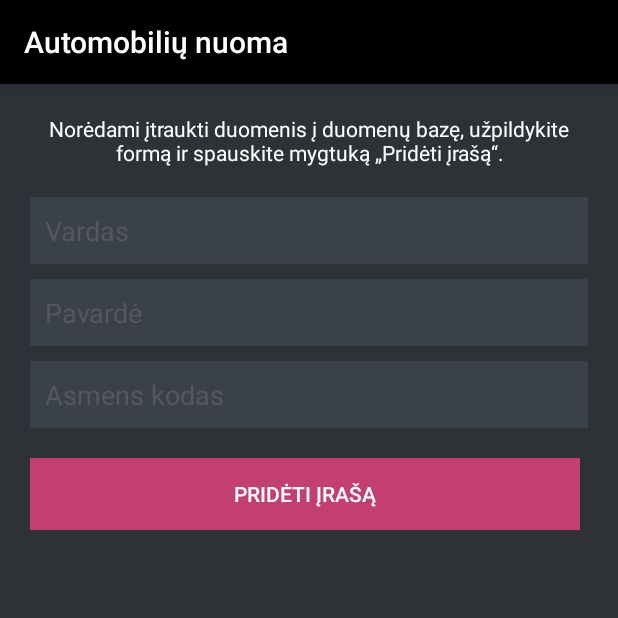
After one commit to lietuvis1337/automobiliu_nuoma, an Android app: the AddEntryActivity screen opened directly, with no data from a screen before it, on a phone screen of 412 x 824 dp, the top half of it. The commit adds this screen. Run offline under Robolectric (Android 15) with nearby library versions, the phone set to English and light mode, and no system bars.

Commit message:
Pridėtas naujo įrašo kūrimo langas, veikia nauja įrašo įtraukimas į duomenų bazę,

```diff
--- a/app/src/main/AndroidManifest.xml
+++ b/app/src/main/AndroidManifest.xml
@@ -19,7 +19,8 @@
             </intent-filter>
         </activity>
         <activity android:name=".SearchActivity" />
-        <activity android:name=".RegisterActivity"></activity>
+        <activity android:name=".RegisterActivity" />
+        <activity android:name=".AddEntryActivity"></activity>
     </application>
 
 </manifest>
--- /dev/null
+++ b/app/src/main/res/layout/activity_add_entry.xml
@@ -0,0 +1,75 @@
+<?xml version="1.0" encoding="utf-8"?>
+<LinearLayout xmlns:android="http://schemas.android.com/apk/res/android"
+    xmlns:app="http://schemas.android.com/apk/res-auto"
+    android:layout_width="match_parent"
+    android:layout_height="match_parent"
+    android:background="@color/colorBG"
+    android:padding="20dp"
+    android:orientation="vertical">
+
+    <TextView
+        android:id="@+id/textView"
+        android:layout_width="match_parent"
+        android:layout_height="wrap_content"
+        android:text="@string/add_entry_description"
+        android:textAlignment="center"
+        android:textColor="@color/colorWhite"
+        android:paddingBottom="20dp" />
+
+    <EditText
+        android:id="@+id/entry_vardas"
+        android:hint="@string/add_entry_vardas"
+        android:layout_width="match_parent"
+        android:fontFamily="sans-serif"
+        android:layout_marginBottom="10dp"
+        android:background="@color/colorEdit"
+        android:textColorHint="@color/colorHint"
+        android:textColor="@color/colorWhite"
+        android:padding="10dp"
+        android:layout_height="wrap_content" />
+
+    <EditText
+        android:id="@+id/entry_pavarde"
+        android:hint="@string/add_entry_pavarde"
+        android:layout_width="match_parent"
+        android:fontFamily="sans-serif"
+        android:layout_height="wrap_content"
+        android:layout_marginBottom="10dp"
+        android:background="@color/colorEdit"
+        android:textColorHint="@color/colorHint"
+        android:textColor="@color/colorWhite"
+        android:padding="10dp" />
+
+    <EditText
+        android:id="@+id/entry_asmenskodas"
+        android:hint="@string/add_entry_asmenskodas"
+        android:layout_width="match_parent"
+        android:fontFamily="sans-serif"
+        android:layout_height="wrap_content"
+        android:layout_marginBottom="20dp"
+        android:background="@color/colorEdit"
+        android:textColorHint="@color/colorHint"
+        android:textColor="@color/colorWhite"
+        android:padding="10dp" />
+
+    <LinearLayout xmlns:android="http://schemas.android.com/apk/res/android"
+        xmlns:app="http://schemas.android.com/apk/res-auto"
+        android:layout_width="match_parent"
+        android:layout_height="wrap_content"
+        android:weightSum="100"
+        android:gravity="center"
+        android:orientation="horizontal">
+
+        <Button
+            android:id="@+id/entry_submit"
+            android:layout_width="match_parent"
+            android:layout_height="wrap_content"
+            android:layout_weight="50"
+            android:text="@string/add_entry_submit"
+            android:layout_marginRight="5dp"
+            android:background="@color/colorButton"
+            android:textColor="@color/colorWhite" />
+
+    </LinearLayout>
+
+</LinearLayout>
--- a/app/src/main/res/values/strings.xml
+++ b/app/src/main/res/values/strings.xml
@@ -16,4 +16,11 @@
     <string name="register_password_error">Blogai įvestas slaptažodis!</string>
     <string name="search_description">Jūs sėkmingai prisijungėte prie sistemos.</string>
     <string name="search_submit">Ieškoti</string>
+    <string name="search_naujas_langas">Pereiti į kitą langą</string>
+    <string name="add_entry_description">Norėdami įtraukti duomenis į duomenų bazę, užpildykite formą ir spauskite mygtuką „Pridėti įrašą“.</string>
+    <string name="add_entry_vardas">Vardas</string>
+    <string name="add_entry_pavarde">Pavardė</string>
+    <string name="add_entry_asmenskodas">Asmens kodas</string>
+    <string name="add_entry_submit">Pridėti įrašą</string>
+    <string name="add_entry_error">Užpildykite visus laukelius!</string>
 </resources>
```
Also changed, not shown: app/src/main/java/eunuoma/freecluster/rol/nuoma/AddEntryActivity.java (added, +105 -0 lines), app/src/main/java/eunuoma/freecluster/rol/nuoma/SearchActivity.java (+16 -0 lines), app/src/main/res/layout/activity_search.xml (+13 -3 lines).
